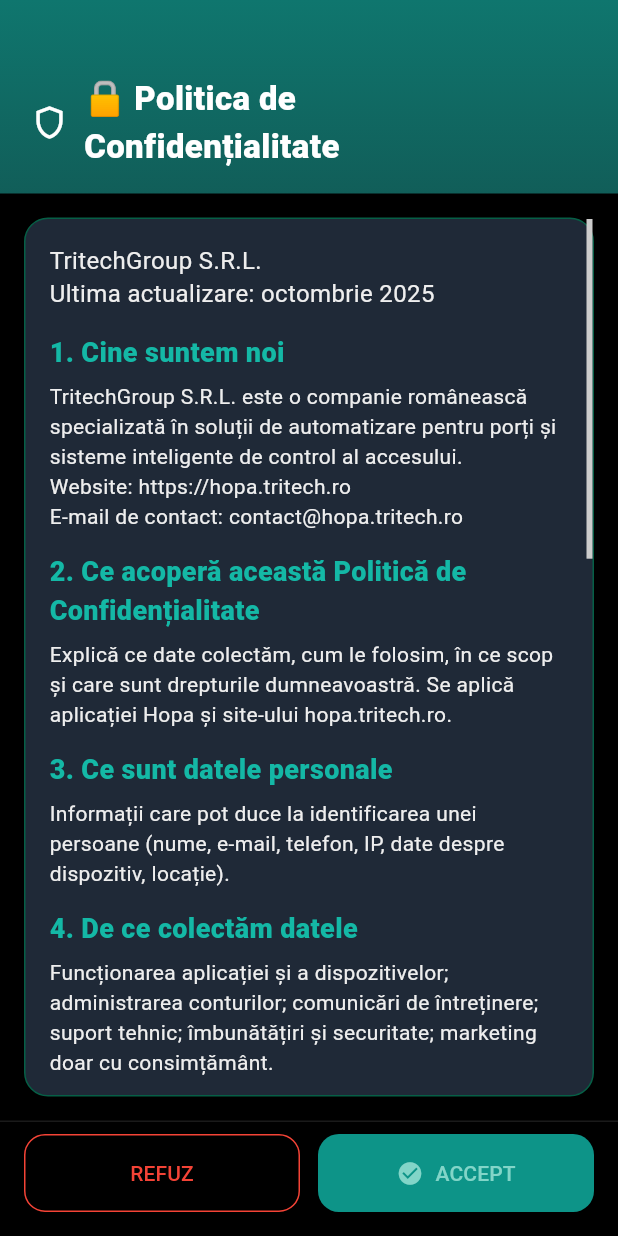
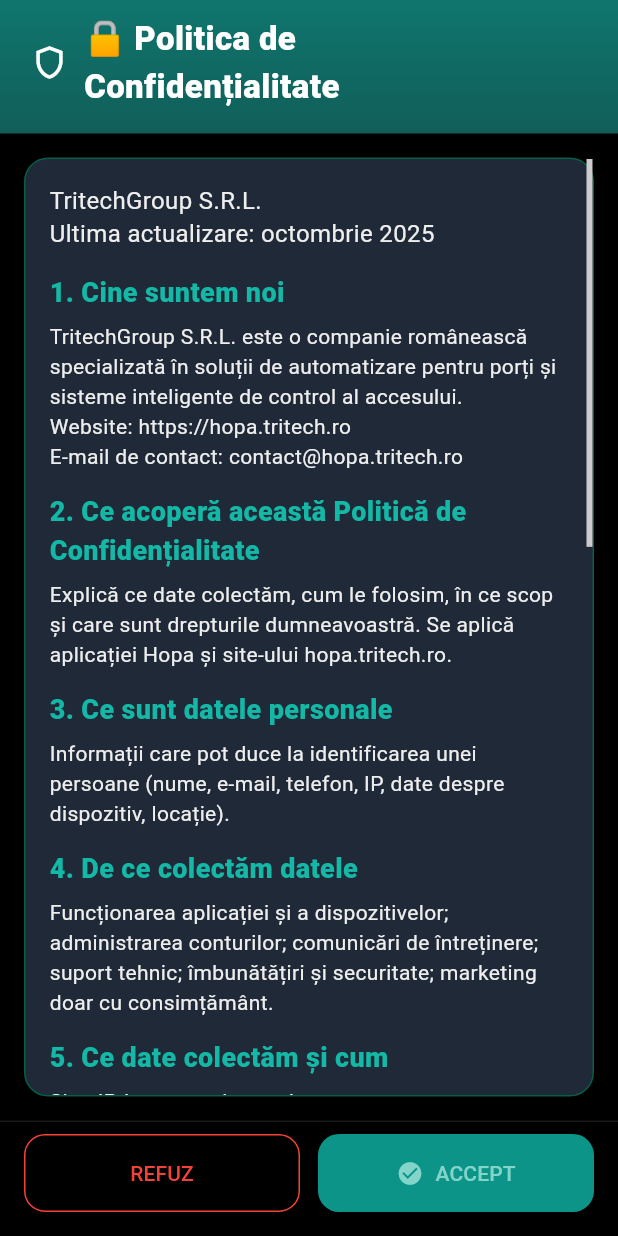
Before and after one commit to Lerua99/ios, a Flutter app: the GdprDialogScreen screen opened directly, on a phone screen of 412 x 824 dp. Run offline on Flutter 3.47's test engine with Material 3 defaults, Android fonts, the light colour scheme and no system bars; our stand-ins replace device_info_plus, firebase_core, firebase_messaging, flutter_secure_storage, geocoding, google_maps_flutter and 3 more; missing offline and left inert: network_info_plus, wifi_scan; accounts and stored records are empty; network calls fail.

Commit message:
v1.97.5+203: securitate token FlutterSecureStorage, fix tastatura numerica, GDPR SafeArea, fix SnackBar content

```diff
--- a/lib/screens/gate_control_screen.dart
+++ b/lib/screens/gate_control_screen.dart
@@ -351,7 +351,7 @@
         ScaffoldMessenger.of(context).showSnackBar(
           SnackBar(
             content: Text(
-              'Eroare: ${e.toString().replaceAll('Exception: ', '')}',
+              'Eroare: ${e.toString().replaceAll('Exception: ', '').replaceAll('TimeoutException: ', '')}',
             ),
             backgroundColor: Colors.red,
             duration: const Duration(seconds: 5),
--- a/lib/screens/gdpr_dialog_screen.dart
+++ b/lib/screens/gdpr_dialog_screen.dart
@@ -28,12 +28,14 @@
   Widget build(BuildContext context) {
     return Scaffold(
       backgroundColor: Colors.black,
-      body: Column(
+      body: SafeArea(
+        top: false, // Header-ul gestionează singur padding-ul de sus
+        child: Column(
           children: [
             // Header gradient ca în screenshot
             Container(
               width: double.infinity,
-            padding: const EdgeInsets.only(top: 50, left: 20, right: 20, bottom: 16),
+              padding: EdgeInsets.only(top: MediaQuery.of(context).padding.top + 10, left: 20, right: 20, bottom: 16),
               decoration: const BoxDecoration(
                 gradient: LinearGradient(
                   colors: [Color(0xFF0F766E), Color(0xFF115E59)],
@@ -167,6 +169,7 @@
             ),
           ],
         ),
+      ),
     );
   }
 }
--- a/lib/screens/login_screen.dart
+++ b/lib/screens/login_screen.dart
@@ -1,4 +1,5 @@
 import 'package:flutter/material.dart';
+import 'package:flutter/services.dart';
 import 'package:provider/provider.dart';
 import '../services/auth_service.dart';
 import '../services/theme_service.dart';
@@ -110,7 +111,8 @@
                           letterSpacing: 2,
                         ),
                         textAlign: TextAlign.center,
-                        textCapitalization: TextCapitalization.characters,
+                        keyboardType: TextInputType.number, // Tastatură numerică
+                        inputFormatters: [FilteringTextInputFormatter.digitsOnly], // Doar cifre
                         maxLength: 6,
                         decoration: InputDecoration(
                           hintText: 'COD ACTIVARE',
--- a/lib/services/api_service.dart
+++ b/lib/services/api_service.dart
@@ -2,8 +2,12 @@
 import 'dart:async';
 import 'package:http/http.dart' as http;
 import 'package:shared_preferences/shared_preferences.dart';
+import 'package:flutter_secure_storage/flutter_secure_storage.dart';
 import 'package:flutter/foundation.dart';
 import '../utils/device_utils.dart';
+
+// Instanță globală pentru stocare securizată
+const _storage = FlutterSecureStorage();
 
 class ApiService {
   // Alege automat URL-ul în funcție de mediu: debug ⇒ local, release ⇒ producție
@@ -25,8 +29,7 @@
 
   // Get auth headers cu token
   static Future<Map<String, String>> getAuthHeaders() async {
-    final prefs = await SharedPreferences.getInstance();
-    final token = prefs.getString('auth_token');
+    final token = await _storage.read(key: 'auth_token');
 
     return {
       ...headers,
@@ -36,8 +39,7 @@
 
   // Get auth headers cu token + device model
   static Future<Map<String, String>> getAuthHeadersWithDevice() async {
-    final prefs = await SharedPreferences.getInstance();
-    final token = prefs.getString('auth_token');
+    final token = await _storage.read(key: 'auth_token');
     final deviceModel = await DeviceUtils.getDeviceModel();
 
     return {
@@ -70,10 +72,9 @@
       if (response.statusCode == 200) {
         final data = jsonDecode(response.body);
 
-        // Salvează token-ul
+        // Salvează token-ul securizat
         if (data['token'] != null) {
-          final prefs = await SharedPreferences.getInstance();
-          await prefs.setString('auth_token', data['token']);
+          await _storage.write(key: 'auth_token', value: data['token']);
         }
 
         print('✅ Client Login SUCCESS: $data');
@@ -112,10 +113,9 @@
       if (response.statusCode == 200) {
         final data = jsonDecode(response.body);
 
-        // Salvează token-ul
+        // Salvează token-ul securizat
         if (data['token'] != null) {
-          final prefs = await SharedPreferences.getInstance();
-          await prefs.setString('auth_token', data['token']);
+          await _storage.write(key: 'auth_token', value: data['token']);
         }
 
         print('✅ Installer Login SUCCESS: $data');
@@ -903,8 +903,8 @@
           'on': on,
         }),
       ).timeout(
-        const Duration(seconds: 4),
-        onTimeout: () => throw TimeoutException('Timeout 4 secunde'),
+        const Duration(seconds: 10),
+        onTimeout: () => throw TimeoutException('Timeout 10 secunde'),
       );
 
       if (response.statusCode == 200) {
--- a/pubspec.yaml
+++ b/pubspec.yaml
@@ -16,7 +16,7 @@
 # https://developer.apple.com/library/archive/documentation/General/Reference/InfoPlistKeyReference/Articles/CoreFoundationKeys.html
 # In Windows, build-name is used as the major, minor, and patch parts
 # of the product and file versions while build-number is used as the build suffix.
-version: 1.97.4+201
+version: 1.97.5+203
 
 environment:
   sdk: ^3.8.1
```
Lines whose indentation alone changed are shown as unchanged.
